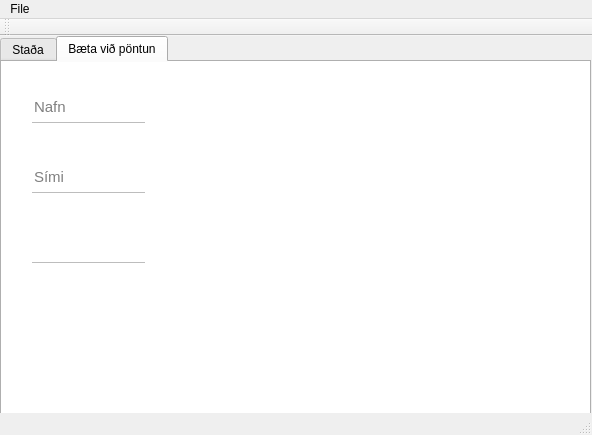
gudmunduro/lokaverkefni, file desktop/mainwindow.ui: the form before one commit.
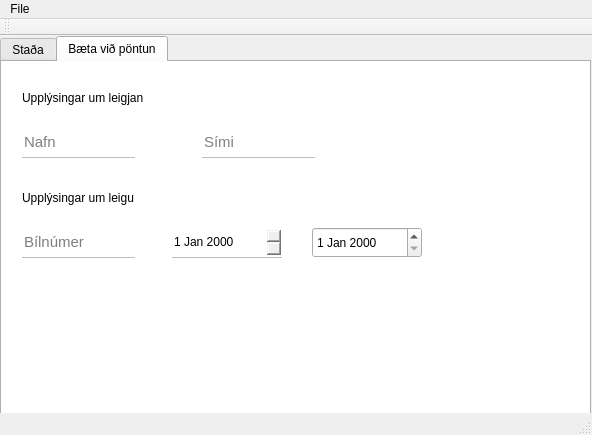
The form after the commit.

What changed in the file:
```diff
--- a/desktop/mainwindow.ui
+++ b/desktop/mainwindow.ui
@@ -163,8 +163,8 @@
      <widget class="QLineEdit" name="lineEdit_2">
       <property name="geometry">
        <rect>
-        <x>30</x>
-        <y>30</y>
+        <x>20</x>
+        <y>65</y>
         <width>113</width>
         <height>31</height>
        </rect>
@@ -176,8 +176,8 @@
      <widget class="QLineEdit" name="lineEdit_3">
       <property name="geometry">
        <rect>
-        <x>30</x>
-        <y>100</y>
+        <x>200</x>
+        <y>65</y>
         <width>113</width>
         <height>31</height>
        </rect>
@@ -189,11 +189,72 @@
      <widget class="QLineEdit" name="lineEdit_4">
       <property name="geometry">
        <rect>
-        <x>30</x>
-        <y>170</y>
+        <x>20</x>
+        <y>165</y>
         <width>113</width>
         <height>31</height>
        </rect>
+      </property>
+      <property name="text">
+       <string/>
+      </property>
+      <property name="placeholderText">
+       <string>Bílnúmer</string>
+      </property>
+     </widget>
+     <widget class="QLabel" name="label">
+      <property name="geometry">
+       <rect>
+        <x>20</x>
+        <y>25</y>
+        <width>121</width>
+        <height>21</height>
+       </rect>
+      </property>
+      <property name="text">
+       <string>Upplýsingar um leigjanda</string>
+      </property>
+     </widget>
+     <widget class="QLabel" name="label_2">
+      <property name="geometry">
+       <rect>
+        <x>20</x>
+        <y>125</y>
+        <width>131</width>
+        <height>21</height>
+       </rect>
+      </property>
+      <property name="text">
+       <string>Upplýsingar um leigu</string>
+      </property>
+     </widget>
+     <widget class="QDateEdit" name="dateEdit">
+      <property name="geometry">
+       <rect>
+        <x>170</x>
+        <y>165</y>
+        <width>110</width>
+        <height>31</height>
+       </rect>
+      </property>
+      <property name="styleSheet">
+       <string notr="true">QDateEdit{
+	border: none;
+	border-bottom: 1px solid #BDBDBD;
+}</string>
+      </property>
+     </widget>
+     <widget class="QDateEdit" name="dateEdit_2">
+      <property name="geometry">
+       <rect>
+        <x>310</x>
+        <y>165</y>
+        <width>110</width>
+        <height>31</height>
+       </rect>
+      </property>
+      <property name="alignment">
+       <set>Qt::AlignLeading|Qt::AlignLeft|Qt::AlignVCenter</set>
       </property>
      </widget>
     </widget>
```
